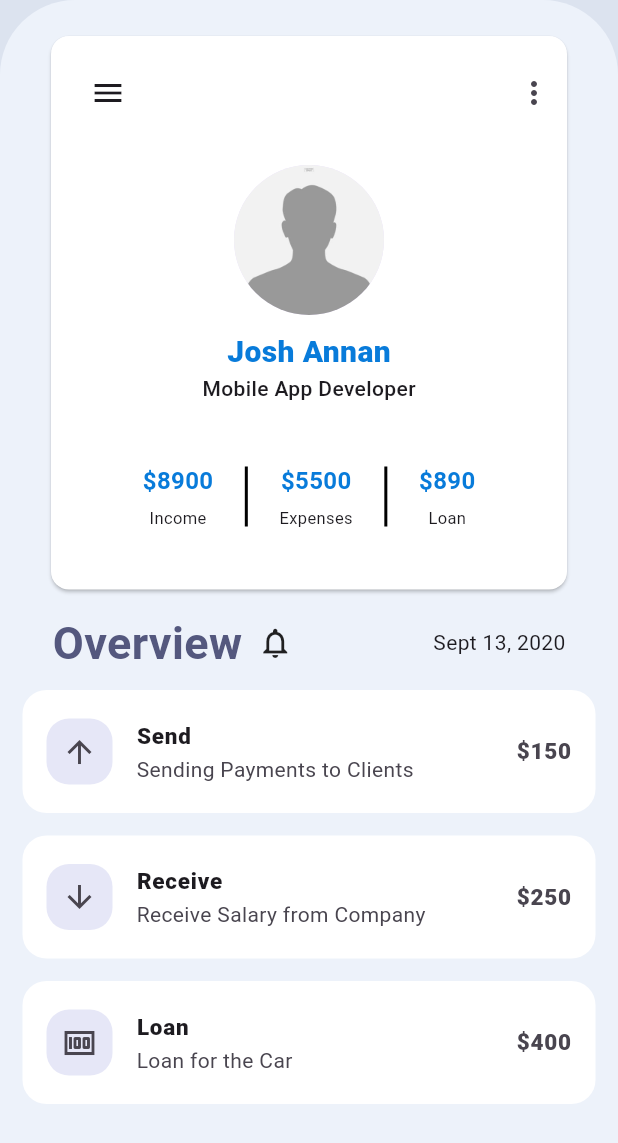
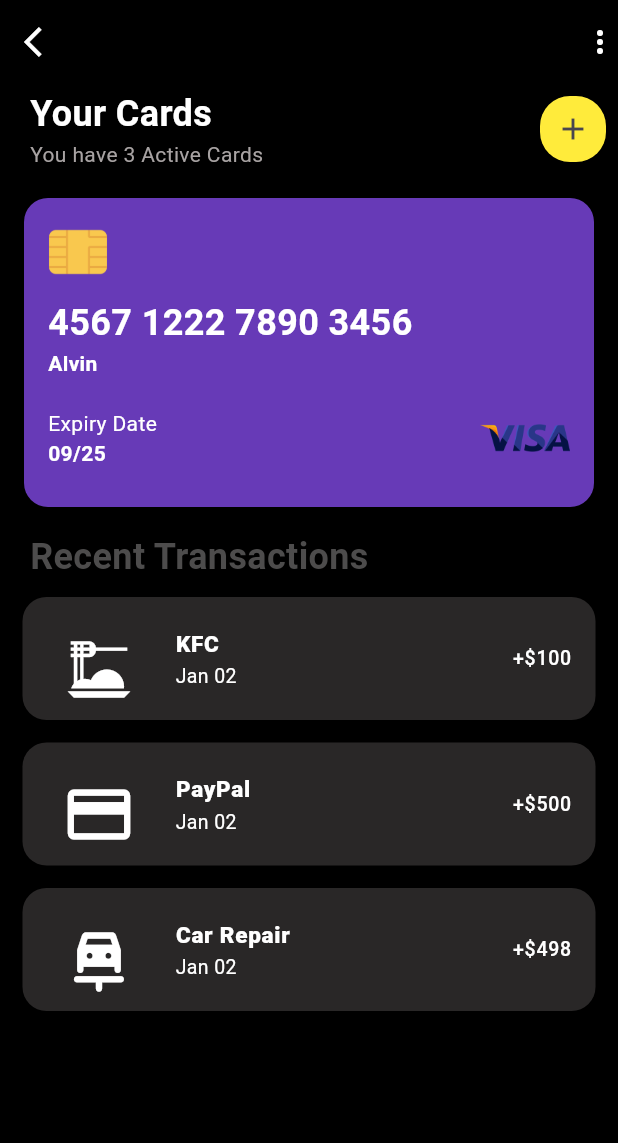
Before and after one commit to joshsaxx/flutter_a_day_everyday, a Flutter app: the screen it shows after launch, on a phone screen of 412 x 824 dp. Shown: the top 1143 px of the screen. Run offline on Flutter 3.47's test engine with Material 3 defaults, Android fonts, the phone set to English and light mode, and no system bars; our stand-ins replace cached_network_image.

Commit message:
debit card UI implemented

```diff
--- /dev/null
+++ b/lib/app/assignments/payment_wallet/components/payment_wallet_model.dart
@@ -0,0 +1,28 @@
+import 'package:flutter/material.dart';
+
+class PaymentWalletModel {
+  final String? title;
+  final String? subtitle;
+  final String? amount;
+  final IconData? icon;
+
+
+  PaymentWalletModel({this.title, this.subtitle, this.amount, this.icon});
+
+  factory PaymentWalletModel.fromJson(Map<String, dynamic> json){
+    return PaymentWalletModel(
+      title: json['title'] ?? "",
+      subtitle: json['subtitle'] ?? "",
+      amount: json['amount'] ?? "",
+      icon: Icons.settings,
+    );
+  }
+}
+
+final List<PaymentWalletModel> paymentWalletOptions = [
+  PaymentWalletModel(title: "KFC", subtitle: "Jan 02", amount:"+\$100", icon: Icons.dinner_dining ),
+  PaymentWalletModel(title: "PayPal", subtitle: "Jan 02", amount:"+\$500", icon: Icons.payment ),
+  PaymentWalletModel(title: "Car Repair", subtitle: "Jan 02", amount:"+\$498", icon: Icons.car_repair_rounded ),
+
+
+];
--- /dev/null
+++ b/lib/app/assignments/payment_wallet/components/utils/images.dart
@@ -0,0 +1,4 @@
+class Images {
+  static const CHIP_ICON = "assets/images/chip.png";
+  static const VISA_ICON = "assets/images/visa.png";
+}
--- /dev/null
+++ b/lib/app/assignments/payment_wallet/components/utils/strings.dart
@@ -0,0 +1,16 @@
+class Strings{
+  static const String cardNumber = "4567 1222 7890 3456";
+  static const String cardHolder = "Alvin";
+  static const String cardExpiry = "09/25";
+  static const String cardExpiryLabel = "Expiry Date";
+
+  static const String yourCards = "Your Cards";
+  static const String activeCardNumber = "You have 3 Active Cards";
+  static const String recentTransactions = "Recent Transactions";
+
+
+
+
+
+
+}
--- /dev/null
+++ b/lib/app/assignments/payment_wallet/components/widgets/debit_card_widget.dart
@@ -0,0 +1,60 @@
+import 'package:flutter/material.dart';
+import 'package:flutter_tuts/app/assignments/payment_wallet/components/utils/images.dart';
+import 'package:flutter_tuts/app/assignments/payment_wallet/components/utils/strings.dart';
+
+class DebitCardWidget extends StatelessWidget {
+  const DebitCardWidget({super.key});
+
+  @override
+  Widget build(BuildContext context) {
+    return Padding(
+      padding: const EdgeInsets.all(16.0),
+      child: Container(
+        width: double.infinity,
+        decoration: BoxDecoration(
+          borderRadius: BorderRadius.circular(16),
+          color: Colors.deepPurple
+        ),
+        child: Padding(
+          padding: const EdgeInsets.all(16.0),
+          child: Column(
+            mainAxisAlignment: MainAxisAlignment.start,
+            crossAxisAlignment: CrossAxisAlignment.start,
+            children: [
+              SizedBox(
+                width: 40,
+                height: 40,
+                child: Image.asset(Images.CHIP_ICON)),
+                const SizedBox(height: 10,),
+              const Text(Strings.cardNumber, style: TextStyle(fontSize: 24, fontWeight: FontWeight.bold,color: Colors.white),),
+              const Text(Strings.cardHolder, style: TextStyle(fontWeight: FontWeight.bold, color: Colors.white)),
+
+             Padding(
+               padding: const EdgeInsets.only(top: 10.0),
+               child: Row(
+                mainAxisAlignment: MainAxisAlignment.spaceBetween,
+                children: [
+                  const Column(
+                    crossAxisAlignment: CrossAxisAlignment.start,
+                    children: [
+                      Text(Strings.cardExpiryLabel, style: TextStyle(color: Colors.white)),
+                      Text(Strings.cardExpiry,  style: TextStyle(fontWeight: FontWeight.bold, color: Colors.white))
+                    ],
+                  ),
+                  SizedBox(
+                    height: 60,
+                    width: 60,
+                    child: Image.asset(Images.VISA_ICON))
+                ],
+               ),
+             )
+
+
+
+            ],
+          ),
+        ),
+      ),
+    );
+  }
+}
--- /dev/null
+++ b/lib/app/assignments/payment_wallet/components/widgets/wallet_list_tile_wiget.dart
@@ -0,0 +1,30 @@
+import 'package:flutter/material.dart';
+import 'package:flutter_tuts/app/assignments/payment_wallet/components/payment_wallet_model.dart';
+
+
+class WalletListTileWigdet extends StatelessWidget {
+  final PaymentWalletModel? paymentWalletModel;
+  const WalletListTileWigdet({
+    super.key,
+    this.paymentWalletModel
+  });
+
+  @override
+  Widget build(BuildContext context) {
+    return Material(
+      color:const Color.fromARGB(255, 41, 39, 39),
+      borderRadius: BorderRadius.circular(16),
+      child: ListTile(
+        contentPadding: const EdgeInsets.symmetric(horizontal: 16, vertical: 5),
+        leading: Padding(
+          padding: const EdgeInsets.all(10.0),
+          child: Icon(paymentWalletModel?.icon,size: 50,color: Colors.white,),
+        ),
+        title: Text(paymentWalletModel?.title ?? "" ,style: const TextStyle(fontWeight: FontWeight.w800,fontSize: 15,color: Colors.white)),
+        subtitle: Text(paymentWalletModel?.subtitle ?? "", style: const TextStyle(fontSize: 13, color: Colors.white),),
+        trailing: Text(paymentWalletModel?.amount ?? "",style: const TextStyle(fontSize: 13, color: Colors.white),),
+
+      ),
+    );
+  }
+}
--- /dev/null
+++ b/lib/app/assignments/payment_wallet/payment_wallet.dart
@@ -0,0 +1,83 @@
+import 'package:flutter/material.dart';
+import 'package:flutter_tuts/app/assignments/payment_wallet/components/payment_wallet_model.dart';
+import 'package:flutter_tuts/app/assignments/payment_wallet/components/utils/strings.dart';
+import 'package:flutter_tuts/app/assignments/payment_wallet/components/widgets/debit_card_widget.dart';
+import 'package:flutter_tuts/app/assignments/payment_wallet/components/widgets/wallet_list_tile_wiget.dart';
+
+class PaymentWalletScreen extends StatelessWidget {
+  const PaymentWalletScreen({super.key});
+
+  @override
+  Widget build(BuildContext context) {
+    return SafeArea(
+      child: Scaffold(
+        backgroundColor: Colors.black,
+        appBar: AppBar(
+          iconTheme: const IconThemeData(color: Colors.white),
+          backgroundColor: Colors.black,
+          leading: const Icon(Icons.arrow_back_ios),
+          actions: const [Icon(Icons.more_vert_outlined)],
+        ),
+        body: Column(
+            crossAxisAlignment: CrossAxisAlignment.start,
+          children: [
+            Row(
+              mainAxisAlignment: MainAxisAlignment.spaceBetween,
+              children: [
+                const Padding(
+                  padding: EdgeInsets.only(left: 20.0),
+                  child: Column(
+                    crossAxisAlignment: CrossAxisAlignment.start,
+                    children: [
+                      Text(
+                        Strings.yourCards,
+                        style: TextStyle(
+                            fontSize: 24,
+                            fontWeight: FontWeight.bold,
+                            color: Colors.white),
+                      ),
+                      Text(
+                        Strings.activeCardNumber,
+                        style: TextStyle(
+                            color: Color.fromARGB(255, 168, 163, 163)),
+                      )
+                    ],
+                  ),
+                ),
+                IconButton(
+                    onPressed: () {},
+                    icon: Container(
+                        padding: const EdgeInsets.all(10),
+                        decoration: BoxDecoration(
+                            borderRadius: BorderRadius.circular(20),
+                            color: Colors.yellow),
+                        child: const Icon(Icons.add)))
+              ],
+            ),
+
+            const DebitCardWidget(),
+
+            const Padding(
+              padding: EdgeInsets.only(left: 20.0),
+              child: Text(Strings.recentTransactions,style: TextStyle(fontSize: 24,fontWeight: FontWeight.bold, color: Color.fromARGB(255, 77, 76, 76))),
+            ),
+
+            Expanded(
+                child: ListView.builder(
+                  shrinkWrap: true,
+                  itemCount: paymentWalletOptions.length,
+                  itemBuilder: (context, index){
+                    var paymentWalletOption = paymentWalletOptions[index];
+                  return  Padding(
+                    padding: const EdgeInsets.only(top: 10.0,bottom: 5,left: 15,right: 15),
+                    child: WalletListTileWigdet(paymentWalletModel: paymentWalletOption),
+                  );
+
+                }),
+              )
+          ],
+        ),
+      ),
+    );
+  }
+}
--- a/lib/app/my_app.dart
+++ b/lib/app/my_app.dart
@@ -1,4 +1,5 @@
 import 'package:flutter/material.dart';
+import 'package:flutter_tuts/app/assignments/payment_wallet/payment_wallet.dart';
 import 'package:flutter_tuts/app/assignments/profile_dashboard/profile_dashboard.dart';
 import 'package:flutter_tuts/app/screens/home/home_screen.dart';
 import 'package:flutter_tuts/app/tutorial_sessions/container_widget/container_widget.dart';
@@ -14,7 +15,8 @@ class MyApp extends StatelessWidget {
   @override
   Widget build(BuildContext context) {
     return const MaterialApp(
-      home: ProfileDashboardScreen(),
+      debugShowCheckedModeBanner: false,
+      home: PaymentWalletScreen(),
     );
   }
 }
--- a/pubspec.yaml
+++ b/pubspec.yaml
@@ -64,6 +64,10 @@ flutter:
     - assets/images/profile.jpg
     - assets/images/placeholder.png
     - assets/images/profile_image.jpg
+    - assets/images/chip.png
+    - assets/images/visa.png
+
+
 
 
 
```
Also changed, not shown: assets/images/chip.png (added), assets/images/visa.png (added).
